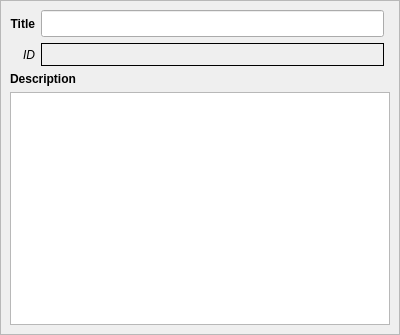
Qt form src/ui/ProfilePropertiesDockWidget.ui (eurolinux-enterprise-linux-sources/scap-workbench) before a commit.
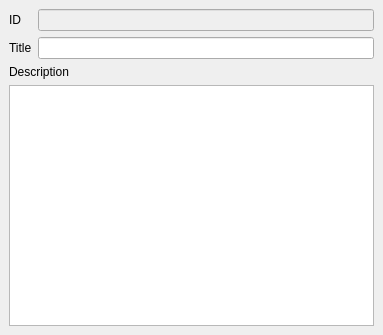
The same form after that commit.

What changed in the file:
```diff
--- a/src/ui/ProfilePropertiesDockWidget.ui
+++ b/src/ui/ProfilePropertiesDockWidget.ui
@@ -6,134 +6,52 @@
    <rect>
     <x>0</x>
     <y>0</y>
-    <width>400</width>
+    <width>383</width>
     <height>335</height>
    </rect>
   </property>
-  <property name="minimumSize">
-   <size>
-    <width>400</width>
-    <height>193</height>
-   </size>
-  </property>
   <property name="windowTitle">
    <string>Profile Properties</string>
   </property>
   <widget class="QWidget" name="dockWidgetContents">
-   <layout class="QVBoxLayout" name="verticalLayout">
-    <property name="margin">
-     <number>0</number>
-    </property>
-    <item>
-     <widget class="QScrollArea" name="scrollArea">
-      <property name="widgetResizable">
+   <layout class="QGridLayout" name="gridLayout">
+    <item row="1" column="0">
+     <widget class="QLabel" name="label">
+      <property name="text">
+       <string>Title</string>
+      </property>
+     </widget>
+    </item>
+    <item row="0" column="1">
+     <widget class="QLineEdit" name="id">
+      <property name="enabled">
+       <bool>false</bool>
+      </property>
+      <property name="readOnly">
        <bool>true</bool>
       </property>
-      <widget class="QWidget" name="scrollAreaWidgetContents">
-       <property name="geometry">
-        <rect>
-         <x>0</x>
-         <y>0</y>
-         <width>388</width>
-         <height>304</height>
-        </rect>
-       </property>
-       <layout class="QGridLayout" name="gridLayout">
-        <item row="1" column="1">
-         <widget class="QLineEdit" name="title">
-          <property name="font">
-           <font>
-            <pointsize>12</pointsize>
-           </font>
-          </property>
-         </widget>
-        </item>
-        <item row="5" column="0" colspan="3">
-         <widget class="QTextEdit" name="description">
-          <property name="acceptDrops">
-           <bool>false</bool>
-          </property>
-          <property name="undoRedoEnabled">
-           <bool>false</bool>
-          </property>
-          <property name="readOnly">
-           <bool>true</bool>
-          </property>
-         </widget>
-        </item>
-        <item row="4" column="0" colspan="3">
-         <widget class="QLabel" name="label_3">
-          <property name="font">
-           <font>
-            <weight>75</weight>
-            <bold>true</bold>
-           </font>
-          </property>
-          <property name="text">
-           <string>Description</string>
-          </property>
-         </widget>
-        </item>
-        <item row="1" column="0">
-         <widget class="QLabel" name="label">
-          <property name="font">
-           <font>
-            <weight>75</weight>
-            <bold>true</bold>
-           </font>
-          </property>
-          <property name="text">
-           <string>Title</string>
-          </property>
-          <property name="alignment">
-           <set>Qt::AlignRight|Qt::AlignTrailing|Qt::AlignVCenter</set>
-          </property>
-          <property name="margin">
-           <number>5</number>
-          </property>
-         </widget>
-        </item>
-        <item row="3" column="0">
-         <widget class="QLabel" name="label_2">
-          <property name="font">
-           <font>
-            <italic>true</italic>
-           </font>
-          </property>
-          <property name="text">
-           <string>ID</string>
-          </property>
-          <property name="alignment">
-           <set>Qt::AlignRight|Qt::AlignTrailing|Qt::AlignVCenter</set>
-          </property>
-          <property name="margin">
-           <number>5</number>
-          </property>
-         </widget>
-        </item>
-        <item row="3" column="1">
-         <widget class="QLineEdit" name="id">
-          <property name="enabled">
-           <bool>true</bool>
-          </property>
-          <property name="font">
-           <font>
-            <pointsize>12</pointsize>
-           </font>
-          </property>
-          <property name="styleSheet">
-           <string notr="true">border: 1px solid #000;
-background: transparent;</string>
-          </property>
-          <property name="readOnly">
-           <bool>true</bool>
-          </property>
-         </widget>
-        </item>
-       </layout>
-      </widget>
      </widget>
     </item>
+    <item row="0" column="0">
+     <widget class="QLabel" name="label_2">
+      <property name="text">
+       <string>ID</string>
+      </property>
+     </widget>
+    </item>
+    <item row="1" column="1">
+     <widget class="QLineEdit" name="title"/>
+    </item>
+    <item row="2" column="0" colspan="2">
+     <widget class="QLabel" name="label_3">
+      <property name="text">
+       <string>Description</string>
+      </property>
+     </widget>
+    </item>
+    <item row="3" column="0" colspan="2">
+     <widget class="QTextEdit" name="description"/>
+    </item>
    </layout>
   </widget>
  </widget>
```
